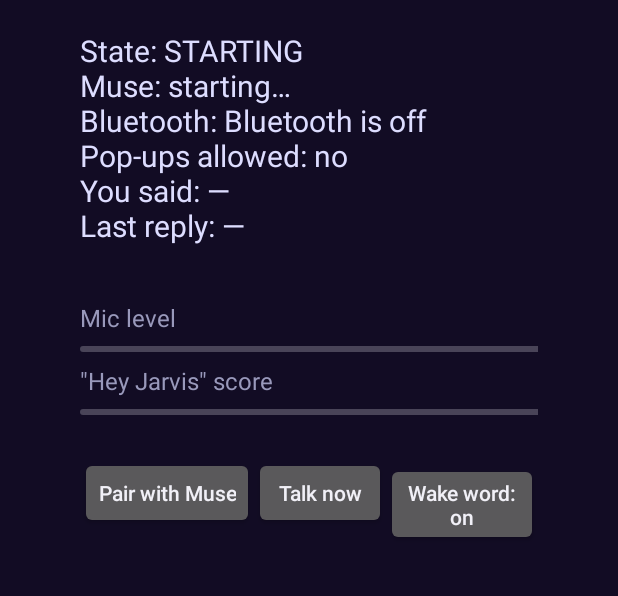
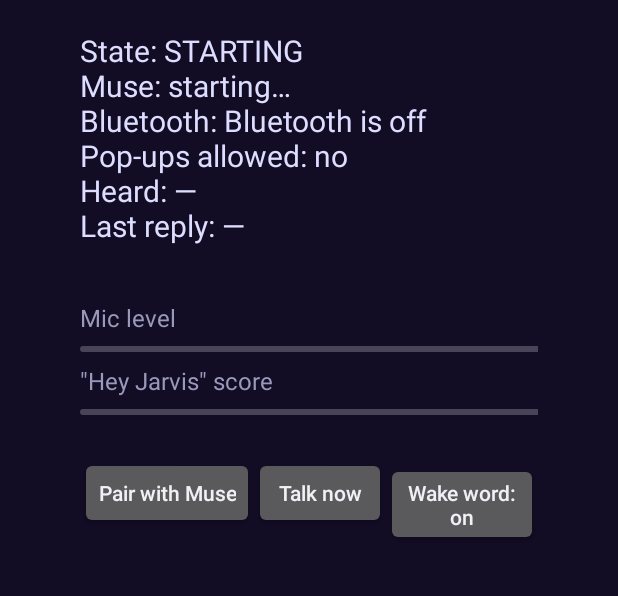
Before and after one commit to Adam-Kosicki/ipad-creative-console, an Android app: the screen it shows after launch (MainActivity), on a phone screen of 412 x 824 dp, the part 196-792 px from its top. Run offline under Robolectric (Android 15) with nearby library versions, the phone set to English and light mode, and no system bars; libraries missing offline, so code that uses them is left out: com.chaquo.python; 1 statement that could not run was skipped.

```diff
--- a/tv-assistant/android/app/src/main/java/com/adamk/tvassistant/MainActivity.java
+++ b/tv-assistant/android/app/src/main/java/com/adamk/tvassistant/MainActivity.java
@@ -163,7 +163,7 @@ public class MainActivity extends Activity {
                 if (!m.optString("error").isEmpty()) museLine += "\nPairing problem: " + m.optString("error");
             }
             status.setText(String.format(Locale.US,
-                    "State: %s\n%s\nBluetooth: %s\nPop-ups allowed: %s\nYou said: %s\nLast reply: %s\n%s%s",
+                    "State: %s\n%s\nBluetooth: %s\nPop-ups allowed: %s\nHeard: %s\nLast reply: %s\n%s%s",
                     AssistantService.state, museLine, BlePeripheral.support(MainActivity.this),
                     Settings.canDrawOverlays(MainActivity.this) ? "yes" : "no",
                     AssistantService.lastHeard.isEmpty() ? "—" : AssistantService.lastHeard,
```
Also changed, not shown: tv-assistant/android/app/src/main/java/com/adamk/tvassistant/AssistantService.java (+4 -4 lines).
